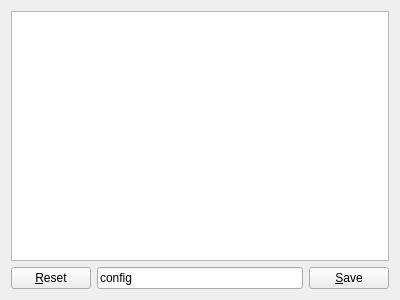
Old version of the form plugins/hppwidgetsplugin/configurationlistwidget.ui in the repository humanoid-path-planner/hpp-gui.
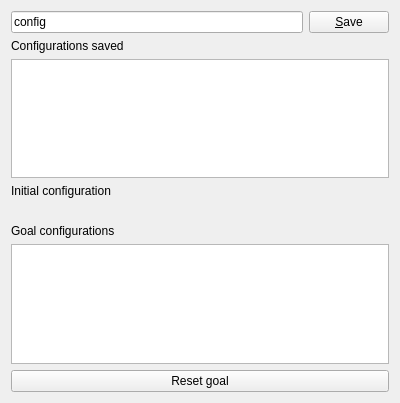
New version of the form. Icons and pictures are not drawn. Custom widgets are drawn as their Qt base class.

Commit message: Change the widget to save/set configurations

The edit to the form file:
```diff
--- a/plugins/hppwidgetsplugin/configurationlistwidget.ui
+++ b/plugins/hppwidgetsplugin/configurationlistwidget.ui
@@ -7,32 +7,15 @@
     <x>0</x>
     <y>0</y>
     <width>400</width>
-    <height>300</height>
+    <height>403</height>
    </rect>
   </property>
   <property name="windowTitle">
    <string>Form</string>
   </property>
   <layout class="QVBoxLayout" name="verticalLayout">
-   <item>
-    <widget class="QListWidget" name="listConfigurations">
-     <property name="contextMenuPolicy">
-      <enum>Qt::CustomContextMenu</enum>
-     </property>
-    </widget>
-   </item>
    <item>
     <layout class="QHBoxLayout" name="horizontalLayout">
-     <item>
-      <widget class="QPushButton" name="button_ResetGoalConfig">
-       <property name="toolTip">
-        <string>Reset goal configurations</string>
-       </property>
-       <property name="text">
-        <string>&amp;Reset</string>
-       </property>
-      </widget>
-     </item>
      <item>
       <widget class="QLineEdit" name="lineEdit_configName">
        <property name="text">
@@ -59,8 +42,83 @@
      </item>
     </layout>
    </item>
+   <item>
+    <layout class="QVBoxLayout" name="verticalLayout_2">
+     <item>
+      <widget class="QLabel" name="label">
+       <property name="text">
+        <string>Configurations saved</string>
+       </property>
+      </widget>
+     </item>
+     <item>
+      <widget class="hpp::gui::ConfigurationList" name="listConfigurations">
+       <property name="dragEnabled">
+        <bool>true</bool>
+       </property>
+       <property name="dragDropMode">
+        <enum>QAbstractItemView::DragDrop</enum>
+       </property>
+      </widget>
+     </item>
+     <item>
+      <widget class="QLabel" name="label_2">
+       <property name="text">
+        <string>Initial configuration</string>
+       </property>
+      </widget>
+     </item>
+     <item>
+      <widget class="hpp::gui::DropInitial" name="InitConfig">
+       <property name="acceptDrops">
+        <bool>true</bool>
+       </property>
+       <property name="text">
+        <string/>
+       </property>
+      </widget>
+     </item>
+     <item>
+      <widget class="QLabel" name="label_3">
+       <property name="text">
+        <string>Goal configurations</string>
+       </property>
+      </widget>
+     </item>
+     <item>
+      <widget class="hpp::gui::ConfigurationList" name="listGoals">
+       <property name="dragDropMode">
+        <enum>QAbstractItemView::DragDrop</enum>
+       </property>
+      </widget>
+     </item>
+    </layout>
+   </item>
+   <item>
+    <layout class="QHBoxLayout" name="horizontalLayout_2">
+     <item>
+      <widget class="QPushButton" name="button_ResetGoalConfig">
+       <property name="text">
+        <string>Reset goal</string>
+       </property>
+      </widget>
+     </item>
+    </layout>
+   </item>
   </layout>
  </widget>
+ <customwidgets>
+  <customwidget>
+   <class>hpp::gui::ConfigurationList</class>
+   <extends>QListWidget</extends>
+   <header>configurationlist.hh</header>
+  </customwidget>
+  <customwidget>
+   <class>hpp::gui::DropInitial</class>
+   <extends>QLabel</extends>
+   <header>configurationlistwidget.hh</header>
+  </customwidget>
+ </customwidgets>
  <resources/>
  <connections/>
 </ui>
```
The commit also changes 5 other files.
